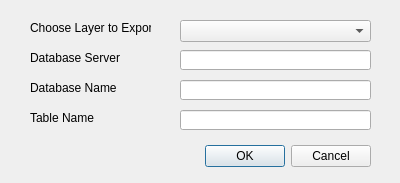
First picture: the form in silicon_saber_dialog_commit.ui, repository clutariomark/SiliconSaber, before the edit.
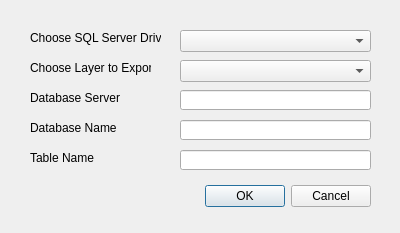
Second picture: the form after the edit.

```diff
--- a/silicon_saber_dialog_commit.ui
+++ b/silicon_saber_dialog_commit.ui
@@ -7,7 +7,7 @@
     <x>0</x>
     <y>0</y>
     <width>400</width>
-    <height>183</height>
+    <height>233</height>
    </rect>
   </property>
   <property name="windowTitle">
@@ -17,7 +17,7 @@
    <property name="geometry">
     <rect>
      <x>30</x>
-     <y>140</y>
+     <y>180</y>
      <width>341</width>
      <height>32</height>
     </rect>
@@ -33,7 +33,7 @@
    <property name="geometry">
     <rect>
      <x>180</x>
-     <y>20</y>
+     <y>60</y>
      <width>191</width>
      <height>22</height>
     </rect>
@@ -43,7 +43,7 @@
    <property name="geometry">
     <rect>
      <x>30</x>
-     <y>20</y>
+     <y>60</y>
      <width>121</width>
      <height>16</height>
     </rect>
@@ -56,7 +56,7 @@
    <property name="geometry">
     <rect>
      <x>180</x>
-     <y>50</y>
+     <y>90</y>
      <width>191</width>
      <height>20</height>
     </rect>
@@ -69,7 +69,7 @@
    <property name="geometry">
     <rect>
      <x>30</x>
-     <y>50</y>
+     <y>90</y>
      <width>121</width>
      <height>16</height>
     </rect>
@@ -82,7 +82,7 @@
    <property name="geometry">
     <rect>
      <x>180</x>
-     <y>80</y>
+     <y>120</y>
      <width>191</width>
      <height>20</height>
     </rect>
@@ -92,7 +92,7 @@
    <property name="geometry">
     <rect>
      <x>30</x>
-     <y>80</y>
+     <y>120</y>
      <width>121</width>
      <height>16</height>
     </rect>
@@ -105,7 +105,7 @@
    <property name="geometry">
     <rect>
      <x>180</x>
-     <y>110</y>
+     <y>150</y>
      <width>191</width>
      <height>20</height>
     </rect>
@@ -115,7 +115,7 @@
    <property name="geometry">
     <rect>
      <x>30</x>
-     <y>110</y>
+     <y>150</y>
      <width>121</width>
      <height>16</height>
     </rect>
@@ -124,6 +124,29 @@
     <string>Table Name</string>
    </property>
   </widget>
+  <widget class="QLabel" name="label_5">
+   <property name="geometry">
+    <rect>
+     <x>30</x>
+     <y>30</y>
+     <width>131</width>
+     <height>16</height>
+    </rect>
+   </property>
+   <property name="text">
+    <string>Choose SQL Server Driver</string>
+   </property>
+  </widget>
+  <widget class="QComboBox" name="driverList">
+   <property name="geometry">
+    <rect>
+     <x>180</x>
+     <y>30</y>
+     <width>191</width>
+     <height>22</height>
+    </rect>
+   </property>
+  </widget>
  </widget>
  <resources/>
  <connections>
```
